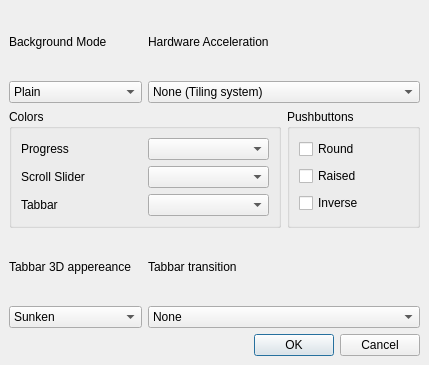
First picture: the form in Oxygen/style/config/config.ui, repository mathieujobin/kde-playground-artwork, before the edit.
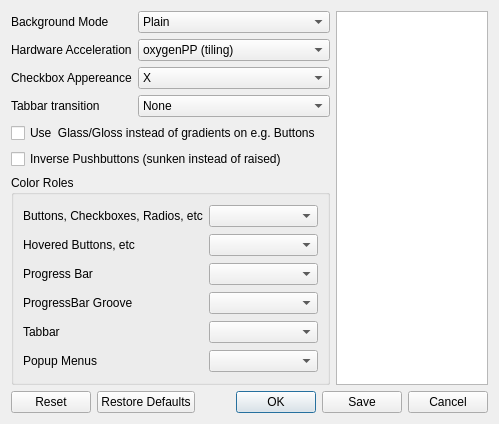
Second picture: the form after the edit.

Commit message: general update, works with current style settings, looks nicer and has an info wiondow =)

```diff
--- a/Oxygen/style/config/config.ui
+++ b/Oxygen/style/config/config.ui
@@ -5,115 +5,14 @@
    <rect>
     <x>0</x>
     <y>0</y>
-    <width>429</width>
-    <height>365</height>
+    <width>499</width>
+    <height>424</height>
    </rect>
   </property>
   <property name="windowTitle" >
    <string>Qxygen Setup</string>
   </property>
   <layout class="QGridLayout" >
-   <property name="margin" >
-    <number>9</number>
-   </property>
-   <property name="spacing" >
-    <number>6</number>
-   </property>
-   <item row="5" column="0" colspan="3" >
-    <widget class="QDialogButtonBox" name="buttonBox" >
-     <property name="orientation" >
-      <enum>Qt::Horizontal</enum>
-     </property>
-     <property name="standardButtons" >
-      <set>QDialogButtonBox::Cancel|QDialogButtonBox::NoButton|QDialogButtonBox::Ok</set>
-     </property>
-    </widget>
-   </item>
-   <item row="4" column="1" colspan="2" >
-    <widget class="QComboBox" name="tabTransition" >
-     <item>
-      <property name="text" >
-       <string>None</string>
-      </property>
-     </item>
-     <item>
-      <property name="text" >
-       <string>Crossfade</string>
-      </property>
-     </item>
-     <item>
-      <property name="text" >
-       <string>Scanline blend</string>
-      </property>
-     </item>
-     <item>
-      <property name="text" >
-       <string>Slide in</string>
-      </property>
-     </item>
-     <item>
-      <property name="text" >
-       <string>Slide out</string>
-      </property>
-     </item>
-     <item>
-      <property name="text" >
-       <string>Roll in</string>
-      </property>
-     </item>
-     <item>
-      <property name="text" >
-       <string>Roll out</string>
-      </property>
-     </item>
-     <item>
-      <property name="text" >
-       <string>Open vertically</string>
-      </property>
-     </item>
-     <item>
-      <property name="text" >
-       <string>Close vertically</string>
-      </property>
-     </item>
-     <item>
-      <property name="text" >
-       <string>Open horizontally</string>
-      </property>
-     </item>
-     <item>
-      <property name="text" >
-       <string>Close horizontally</string>
-      </property>
-     </item>
-    </widget>
-   </item>
-   <item row="3" column="1" colspan="2" >
-    <widget class="QLabel" name="label_7" >
-     <property name="text" >
-      <string>Tabbar transition</string>
-     </property>
-    </widget>
-   </item>
-   <item row="4" column="0" >
-    <widget class="QComboBox" name="tabDirection" >
-     <item>
-      <property name="text" >
-       <string>Sunken</string>
-      </property>
-     </item>
-     <item>
-      <property name="text" >
-       <string>Relief</string>
-      </property>
-     </item>
-     <item>
-      <property name="text" >
-       <string>Raised</string>
-      </property>
-     </item>
-    </widget>
-   </item>
    <item row="0" column="0" >
     <widget class="QLabel" name="label" >
      <property name="text" >
@@ -121,7 +20,7 @@
      </property>
     </widget>
    </item>
-   <item row="1" column="0" >
+   <item row="0" column="1" >
     <widget class="QComboBox" name="bgMode" >
      <item>
       <property name="text" >
@@ -135,7 +34,7 @@
      </item>
      <item>
       <property name="text" >
-       <string>Gradient</string>
+       <string>[Reserved]</string>
       </property>
      </item>
      <item>
@@ -143,20 +42,45 @@
        <string>Complex</string>
       </property>
      </item>
+     <item>
+      <property name="text" >
+       <string>Vertical Top/Bottom Gradient</string>
+      </property>
+     </item>
+     <item>
+      <property name="text" >
+       <string>Horizontal Left/Right Gradient</string>
+      </property>
+     </item>
+     <item>
+      <property name="text" >
+       <string>Vertical Center Gradient</string>
+      </property>
+     </item>
+     <item>
+      <property name="text" >
+       <string>Horizontal Center Gradient</string>
+      </property>
+     </item>
+     <item>
+      <property name="text" >
+       <string>Glass</string>
+      </property>
+     </item>
     </widget>
    </item>
-   <item row="0" column="1" colspan="2" >
+   <item row="1" column="0" >
     <widget class="QLabel" name="label_2" >
      <property name="text" >
       <string>Hardware Acceleration</string>
      </property>
     </widget>
    </item>
-   <item row="1" column="1" colspan="2" >
+   <item row="1" column="1" >
     <widget class="QComboBox" name="acceleration" >
      <item>
       <property name="text" >
-       <string>None (Tiling system)</string>
+       <string>oxygenPP (tiling)</string>
       </property>
      </item>
      <item>
@@ -176,94 +100,194 @@
      </item>
     </widget>
    </item>
-   <item row="2" column="0" colspan="2" >
+   <item row="2" column="0" >
+    <widget class="QLabel" name="label_8" >
+     <property name="text" >
+      <string>Checkbox Appereance</string>
+     </property>
+    </widget>
+   </item>
+   <item row="2" column="1" >
+    <widget class="QComboBox" name="checkMark" >
+     <item>
+      <property name="text" >
+       <string>X</string>
+      </property>
+     </item>
+     <item>
+      <property name="text" >
+       <string>V</string>
+      </property>
+     </item>
+     <item>
+      <property name="text" >
+       <string>O</string>
+      </property>
+     </item>
+    </widget>
+   </item>
+   <item row="3" column="0" >
+    <widget class="QLabel" name="label_7" >
+     <property name="text" >
+      <string>Tabbar transition</string>
+     </property>
+    </widget>
+   </item>
+   <item row="3" column="1" >
+    <widget class="QComboBox" name="tabTransition" >
+     <item>
+      <property name="text" >
+       <string>None</string>
+      </property>
+     </item>
+     <item>
+      <property name="text" >
+       <string>Crossfade</string>
+      </property>
+     </item>
+     <item>
+      <property name="text" >
+       <string>Scanline blend</string>
+      </property>
+     </item>
+     <item>
+      <property name="text" >
+       <string>Slide in</string>
+      </property>
+     </item>
+     <item>
+      <property name="text" >
+       <string>Slide out</string>
+      </property>
+     </item>
+     <item>
+      <property name="text" >
+       <string>Roll in</string>
+      </property>
+     </item>
+     <item>
+      <property name="text" >
+       <string>Roll out</string>
+      </property>
+     </item>
+     <item>
+      <property name="text" >
+       <string>Open vertically</string>
+      </property>
+     </item>
+     <item>
+      <property name="text" >
+       <string>Close vertically</string>
+      </property>
+     </item>
+     <item>
+      <property name="text" >
+       <string>Open horizontally</string>
+      </property>
+     </item>
+     <item>
+      <property name="text" >
+       <string>Close horizontally</string>
+      </property>
+     </item>
+    </widget>
+   </item>
+   <item row="4" column="0" colspan="2" >
+    <widget class="QCheckBox" name="useGlass" >
+     <property name="text" >
+      <string>Use  Glass/Gloss instead of gradients on e.g. Buttons</string>
+     </property>
+    </widget>
+   </item>
+   <item row="5" column="0" colspan="2" >
+    <widget class="QCheckBox" name="inverseButtons" >
+     <property name="text" >
+      <string>Inverse Pushbuttons (sunken instead of raised)</string>
+     </property>
+    </widget>
+   </item>
+   <item row="6" column="0" colspan="2" >
     <widget class="QGroupBox" name="groupBox" >
      <property name="title" >
-      <string>Colors</string>
+      <string>Color Roles</string>
      </property>
      <layout class="QGridLayout" >
-      <property name="margin" >
-       <number>9</number>
-      </property>
-      <property name="spacing" >
-       <number>6</number>
-      </property>
+      <item row="0" column="0" >
+       <widget class="QLabel" name="label_6" >
+        <property name="text" >
+         <string>Buttons, Checkboxes, Radios, etc</string>
+        </property>
+       </widget>
+      </item>
+      <item row="0" column="1" >
+       <widget class="QComboBox" name="crButtons" />
+      </item>
+      <item row="1" column="0" >
+       <widget class="QLabel" name="label_9" >
+        <property name="text" >
+         <string>Hovered Buttons, etc</string>
+        </property>
+       </widget>
+      </item>
+      <item row="1" column="1" >
+       <widget class="QComboBox" name="crButtonsHover" />
+      </item>
+      <item row="2" column="0" >
+       <widget class="QLabel" name="label_3" >
+        <property name="text" >
+         <string>Progress Bar</string>
+        </property>
+       </widget>
+      </item>
       <item row="2" column="1" >
-       <widget class="QComboBox" name="cmTab" />
+       <widget class="QComboBox" name="crProgressBar" />
       </item>
-      <item row="2" column="0" >
+      <item row="3" column="0" >
+       <widget class="QLabel" name="label_4" >
+        <property name="text" >
+         <string>ProgressBar Groove</string>
+        </property>
+       </widget>
+      </item>
+      <item row="3" column="1" >
+       <widget class="QComboBox" name="crProgressBarGroove" />
+      </item>
+      <item row="4" column="0" >
        <widget class="QLabel" name="label_5" >
         <property name="text" >
          <string>Tabbar</string>
         </property>
        </widget>
       </item>
-      <item row="1" column="1" >
-       <widget class="QComboBox" name="cmScroll" />
+      <item row="4" column="1" >
+       <widget class="QComboBox" name="crTabBar" />
       </item>
-      <item row="1" column="0" >
-       <widget class="QLabel" name="label_4" >
+      <item row="5" column="0" >
+       <widget class="QLabel" name="label_10" >
         <property name="text" >
-         <string>Scroll Slider</string>
+         <string>Popup Menus</string>
         </property>
        </widget>
       </item>
-      <item row="0" column="1" >
-       <widget class="QComboBox" name="cmProgress" />
+      <item row="5" column="1" >
+       <widget class="QComboBox" name="crPopup" />
       </item>
-      <item row="0" column="0" >
-       <widget class="QLabel" name="label_3" >
-        <property name="text" >
-         <string>Progress</string>
-        </property>
-       </widget>
-      </item>
      </layout>
     </widget>
    </item>
-   <item row="2" column="2" >
-    <widget class="QGroupBox" name="groupBox_2" >
-     <property name="title" >
-      <string>Pushbuttons</string>
+   <item row="7" column="0" colspan="3" >
+    <widget class="QDialogButtonBox" name="buttonBox" >
+     <property name="orientation" >
+      <enum>Qt::Horizontal</enum>
      </property>
-     <layout class="QGridLayout" >
-      <property name="margin" >
-       <number>9</number>
-      </property>
-      <property name="spacing" >
-       <number>6</number>
-      </property>
-      <item row="2" column="0" >
-       <widget class="QCheckBox" name="inverseButtons" >
-        <property name="text" >
-         <string>Inverse</string>
-        </property>
-       </widget>
-      </item>
-      <item row="1" column="0" >
-       <widget class="QCheckBox" name="raisedButtons" >
-        <property name="text" >
-         <string>Raised</string>
-        </property>
-       </widget>
-      </item>
-      <item row="0" column="0" >
-       <widget class="QCheckBox" name="roundButtons" >
-        <property name="text" >
-         <string>Round</string>
-        </property>
-       </widget>
-      </item>
-     </layout>
-    </widget>
-   </item>
-   <item row="3" column="0" >
-    <widget class="QLabel" name="label_6" >
-     <property name="text" >
-      <string>Tabbar 3D appereance</string>
+     <property name="standardButtons" >
+      <set>QDialogButtonBox::Cancel|QDialogButtonBox::Ok|QDialogButtonBox::Reset|QDialogButtonBox::RestoreDefaults|QDialogButtonBox::Save</set>
      </property>
     </widget>
    </item>
+   <item rowspan="7" row="0" column="2" >
+    <widget class="QTextBrowser" name="info" />
+   </item>
   </layout>
  </widget>
  <resources/>
```
Left out of the diff: 35 changed lines with no effect on the pictures. The commit also changes 6 other files.
